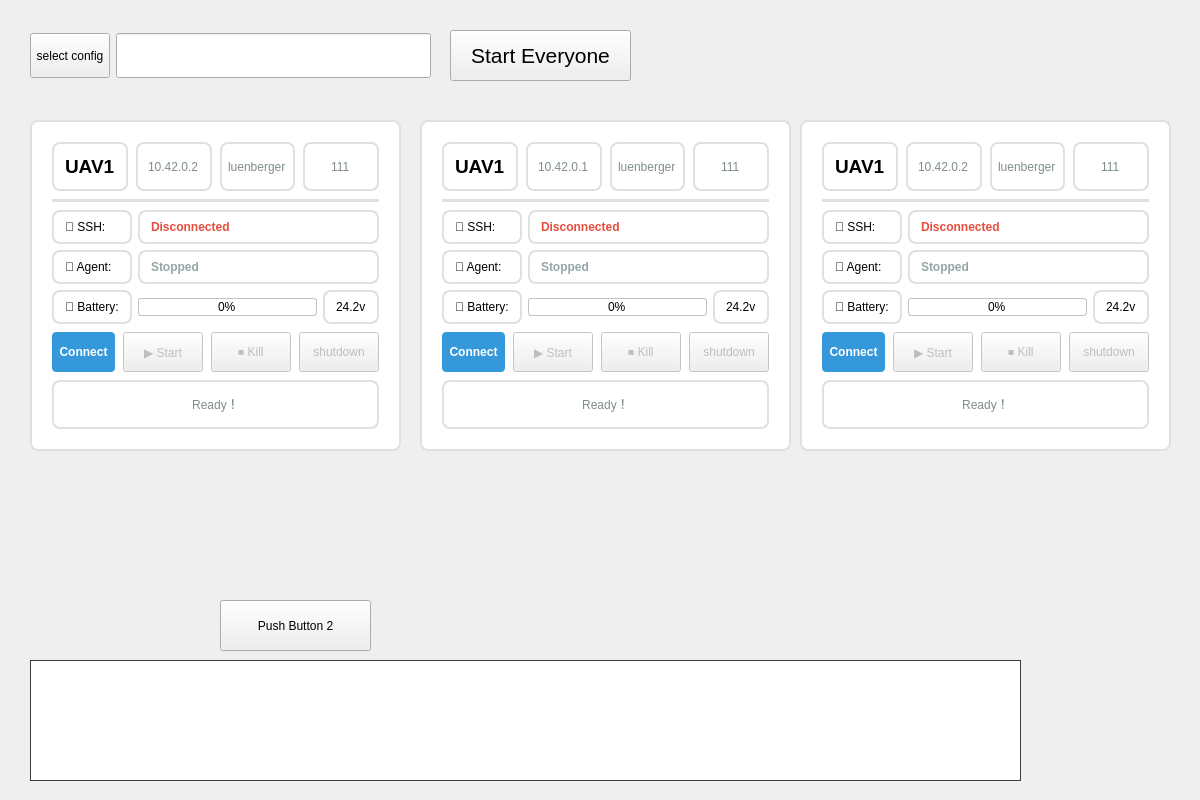
The window that resource/UavQgc.ui (sizygit/rqt_uav_qgc) describes before a commit, drawn with Qt 5.
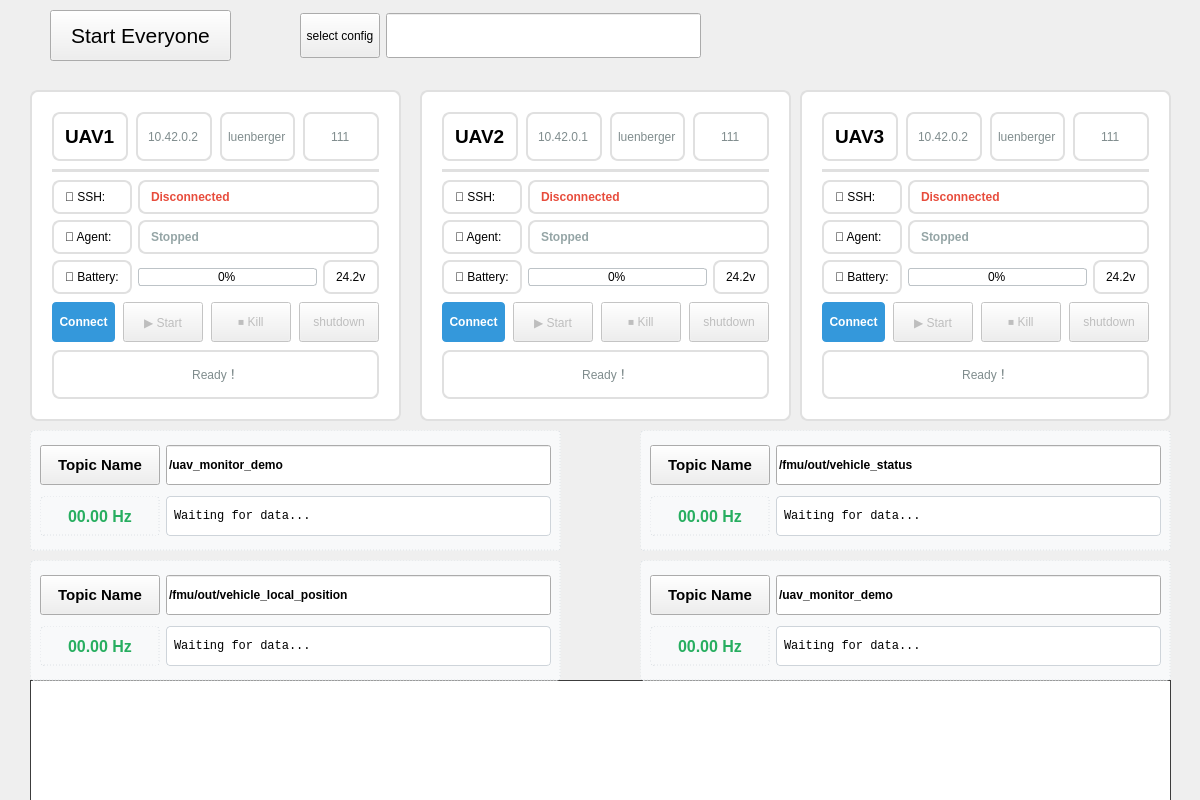
The same window after the commit.

Commit message: Add ros2 topic monitor

Patch:
```diff
--- a/resource/UavQgc.ui
+++ b/resource/UavQgc.ui
@@ -10,27 +10,20 @@
     <height>800</height>
    </rect>
   </property>
+  <property name="sizePolicy">
+   <sizepolicy hsizetype="Preferred" vsizetype="Preferred">
+    <horstretch>1</horstretch>
+    <verstretch>0</verstretch>
+   </sizepolicy>
+  </property>
   <property name="windowTitle">
    <string>rcirQGC</string>
   </property>
-  <widget class="QPushButton" name="pushButton2">
-   <property name="geometry">
-    <rect>
-     <x>220</x>
-     <y>600</y>
-     <width>151</width>
-     <height>51</height>
-    </rect>
-   </property>
-   <property name="text">
-    <string>Push Button 2</string>
-   </property>
-  </widget>
   <widget class="QPushButton" name="stratAllBtn">
    <property name="geometry">
     <rect>
-     <x>450</x>
-     <y>30</y>
+     <x>50</x>
+     <y>10</y>
      <width>181</width>
      <height>51</height>
     </rect>
@@ -47,8 +40,8 @@
   <widget class="QWidget" name="layoutWidget">
    <property name="geometry">
     <rect>
-     <x>30</x>
-     <y>20</y>
+     <x>300</x>
+     <y>0</y>
      <width>401</width>
      <height>71</height>
     </rect>
@@ -83,7 +76,7 @@
    <property name="geometry">
     <rect>
      <x>30</x>
-     <y>120</y>
+     <y>90</y>
      <width>371</width>
      <height>331</height>
     </rect>
@@ -167,7 +160,7 @@
         </property>
         <property name="font">
          <font>
-          <pointsize>2</pointsize>
+          <pointsize>-1</pointsize>
          </font>
         </property>
         <property name="styleSheet">
@@ -197,7 +190,7 @@
         </property>
         <property name="font">
          <font>
-          <pointsize>2</pointsize>
+          <pointsize>-1</pointsize>
          </font>
         </property>
         <property name="styleSheet">
@@ -227,7 +220,7 @@
         </property>
         <property name="font">
          <font>
-          <pointsize>2</pointsize>
+          <pointsize>-1</pointsize>
          </font>
         </property>
         <property name="styleSheet">
@@ -438,7 +431,7 @@
      <widget class="QLabel" name="statusTip">
       <property name="font">
        <font>
-        <pointsize>2</pointsize>
+        <pointsize>-1</pointsize>
        </font>
       </property>
       <property name="styleSheet">
@@ -461,8 +454,8 @@
    <property name="geometry">
     <rect>
      <x>30</x>
-     <y>660</y>
-     <width>991</width>
+     <y>680</y>
+     <width>1141</width>
      <height>121</height>
     </rect>
    </property>
@@ -478,7 +471,7 @@
    <property name="geometry">
     <rect>
      <x>420</x>
-     <y>120</y>
+     <y>90</y>
      <width>371</width>
      <height>331</height>
     </rect>
@@ -539,7 +532,7 @@
          <string notr="true">border: 2px solid #e0e0e0; border-radius: 8px;</string>
         </property>
         <property name="text">
-         <string>UAV1</string>
+         <string>UAV2</string>
         </property>
         <property name="alignment">
          <set>Qt::AlignCenter</set>
@@ -562,7 +555,7 @@
         </property>
         <property name="font">
          <font>
-          <pointsize>2</pointsize>
+          <pointsize>-1</pointsize>
          </font>
         </property>
         <property name="styleSheet">
@@ -592,7 +585,7 @@
         </property>
         <property name="font">
          <font>
-          <pointsize>2</pointsize>
+          <pointsize>-1</pointsize>
          </font>
         </property>
         <property name="styleSheet">
@@ -622,7 +615,7 @@
         </property>
         <property name="font">
          <font>
-          <pointsize>2</pointsize>
+          <pointsize>-1</pointsize>
          </font>
         </property>
         <property name="styleSheet">
@@ -833,7 +826,7 @@
      <widget class="QLabel" name="statusTip_2">
       <property name="font">
        <font>
-        <pointsize>2</pointsize>
+        <pointsize>-1</pointsize>
        </font>
       </property>
       <property name="styleSheet">
@@ -856,7 +849,7 @@
    <property name="geometry">
     <rect>
      <x>800</x>
-     <y>120</y>
+     <y>90</y>
      <width>371</width>
      <height>331</height>
     </rect>
@@ -917,7 +910,7 @@
          <string notr="true">border: 2px solid #e0e0e0; border-radius: 8px;</string>
         </property>
         <property name="text">
-         <string>UAV1</string>
+         <string>UAV3</string>
         </property>
         <property name="alignment">
          <set>Qt::AlignCenter</set>
@@ -940,7 +933,7 @@
         </property>
         <property name="font">
          <font>
-          <pointsize>2</pointsize>
+          <pointsize>-1</pointsize>
          </font>
         </property>
         <property name="styleSheet">
@@ -970,7 +963,7 @@
         </property>
         <property name="font">
          <font>
-          <pointsize>2</pointsize>
+          <pointsize>-1</pointsize>
          </font>
         </property>
         <property name="styleSheet">
@@ -1000,7 +993,7 @@
         </property>
         <property name="font">
          <font>
-          <pointsize>2</pointsize>
+          <pointsize>-1</pointsize>
          </font>
         </property>
         <property name="styleSheet">
@@ -1211,7 +1204,7 @@
      <widget class="QLabel" name="statusTip_3">
       <property name="font">
        <font>
-        <pointsize>2</pointsize>
+        <pointsize>-1</pointsize>
        </font>
       </property>
       <property name="styleSheet">
@@ -1230,6 +1223,690 @@
     </item>
    </layout>
   </widget>
+  <widget class="QFrame" name="monitorFrame">
+   <property name="geometry">
+    <rect>
+     <x>30</x>
+     <y>430</y>
+     <width>531</width>
+     <height>121</height>
+    </rect>
+   </property>
+   <property name="styleSheet">
+    <string notr="true">QFrame {
+    background-color: #f8f9fa;
+    border: 1px dashed #dee2e6;
+    border-radius: 4px;
+}</string>
+   </property>
+   <property name="frameShape">
+    <enum>QFrame::StyledPanel</enum>
+   </property>
+   <property name="frameShadow">
+    <enum>QFrame::Raised</enum>
+   </property>
+   <layout class="QVBoxLayout" name="verticalLayout_monitor">
+    <item>
+     <layout class="QHBoxLayout" name="horizontalLayout_monitorup">
+      <item>
+       <widget class="QPushButton" name="startMonitorBtn">
+        <property name="sizePolicy">
+         <sizepolicy hsizetype="Fixed" vsizetype="Fixed">
+          <horstretch>0</horstretch>
+          <verstretch>0</verstretch>
+         </sizepolicy>
+        </property>
+        <property name="minimumSize">
+         <size>
+          <width>120</width>
+          <height>40</height>
+         </size>
+        </property>
+        <property name="maximumSize">
+         <size>
+          <width>120</width>
+          <height>40</height>
+         </size>
+        </property>
+        <property name="font">
+         <font>
+          <pointsize>11</pointsize>
+          <weight>75</weight>
+          <bold>true</bold>
+         </font>
+        </property>
+        <property name="text">
+         <string>Topic Name</string>
+        </property>
+       </widget>
+      </item>
+      <item>
+       <widget class="QLineEdit" name="topicNameEdit">
+        <property name="sizePolicy">
+         <sizepolicy hsizetype="Expanding" vsizetype="Fixed">
+          <horstretch>1</horstretch>
+          <verstretch>0</verstretch>
+         </sizepolicy>
+        </property>
+        <property name="minimumSize">
+         <size>
+          <width>0</width>
+          <height>40</height>
+         </size>
+        </property>
+        <property name="maximumSize">
+         <size>
+          <width>16777215</width>
+          <height>40</height>
+         </size>
+        </property>
+        <property name="font">
+         <font>
+          <weight>75</weight>
+          <bold>true</bold>
+         </font>
+        </property>
+        <property name="text">
+         <string>/uav_monitor_demo</string>
+        </property>
+        <property name="alignment">
+         <set>Qt::AlignLeading|Qt::AlignLeft|Qt::AlignVCenter</set>
+        </property>
+       </widget>
+      </item>
+     </layout>
+    </item>
+    <item>
+     <layout class="QHBoxLayout" name="horizontalLayout_monitor2">
+      <item>
+       <widget class="QLabel" name="monHzLabel">
+        <property name="sizePolicy">
+         <sizepolicy hsizetype="Fixed" vsizetype="Fixed">
+          <horstretch>0</horstretch>
+          <verstretch>0</verstretch>
+         </sizepolicy>
+        </property>
+        <property name="minimumSize">
+         <size>
+          <width>120</width>
+          <height>40</height>
+         </size>
+        </property>
+        <property name="maximumSize">
+         <size>
+          <width>100</width>
+          <height>40</height>
+         </size>
+        </property>
+        <property name="font">
+         <font>
+          <pointsize>12</pointsize>
+          <weight>75</weight>
+          <bold>true</bold>
+         </font>
+        </property>
+        <property name="styleSheet">
+         <string notr="true">color: #27ae60;</string>
+        </property>
+        <property name="text">
+         <string>00.00 Hz</string>
+        </property>
+        <property name="alignment">
+         <set>Qt::AlignCenter</set>
+        </property>
+       </widget>
+      </item>
+      <item>
+       <widget class="QLabel" name="monDataLabel">
+        <property name="sizePolicy">
+         <sizepolicy hsizetype="Expanding" vsizetype="Fixed">
+          <horstretch>1</horstretch>
+          <verstretch>0</verstretch>
+         </sizepolicy>
+        </property>
+        <property name="minimumSize">
+         <size>
+          <width>0</width>
+          <height>40</height>
+         </size>
+        </property>
+        <property name="maximumSize">
+         <size>
+          <width>16777215</width>
+          <height>40</height>
+         </size>
+        </property>
+        <property name="styleSheet">
+         <string notr="true">background-color: #ffffff; border: 1px solid #ced4da; padding: 4px; font-family: monospace;</string>
+        </property>
+        <property name="text">
+         <string>Waiting for data...</string>
+        </property>
+        <property name="alignment">
+         <set>Qt::AlignLeading|Qt::AlignLeft|Qt::AlignVCenter</set>
+        </property>
+        <property name="wordWrap">
+         <bool>false</bool>
+        </property>
+       </widget>
+      </item>
+     </layout>
+    </item>
+   </layout>
+  </widget>
+  <widget class="QFrame" name="monitorFrame_2">
+   <property name="geometry">
+    <rect>
+     <x>640</x>
+     <y>430</y>
+     <width>531</width>
+     <height>121</height>
+    </rect>
+   </property>
+   <property name="styleSheet">
+    <string notr="true">QFrame {
+    background-color: #f8f9fa;
+    border: 1px dashed #dee2e6;
+    border-radius: 4px;
+}</string>
+   </property>
+   <property name="frameShape">
+    <enum>QFrame::StyledPanel</enum>
+   </property>
+   <property name="frameShadow">
+    <enum>QFrame::Raised</enum>
+   </property>
+   <layout class="QVBoxLayout" name="verticalLayout_monitor_2">
+    <item>
+     <layout class="QHBoxLayout" name="horizontalLayout_monitorup_2">
+      <item>
+       <widget class="QPushButton" name="startMonitorBtn_2">
+        <property name="sizePolicy">
+         <sizepolicy hsizetype="Fixed" vsizetype="Fixed">
+          <horstretch>0</horstretch>
+          <verstretch>0</verstretch>
+         </sizepolicy>
+        </property>
+        <property name="minimumSize">
+         <size>
+          <width>120</width>
+          <height>40</height>
+         </size>
+        </property>
+        <property name="maximumSize">
+         <size>
+          <width>120</width>
+          <height>40</height>
+         </size>
+        </property>
+        <property name="font">
+         <font>
+          <pointsize>11</pointsize>
+          <weight>75</weight>
+          <bold>true</bold>
+         </font>
+        </property>
+        <property name="text">
+         <string>Topic Name</string>
+        </property>
+       </widget>
+      </item>
+      <item>
+       <widget class="QLineEdit" name="topicNameEdit_2">
+        <property name="sizePolicy">
+         <sizepolicy hsizetype="Expanding" vsizetype="Fixed">
+          <horstretch>1</horstretch>
+          <verstretch>0</verstretch>
+         </sizepolicy>
+        </property>
+        <property name="minimumSize">
+         <size>
+          <width>0</width>
+          <height>40</height>
+         </size>
+        </property>
+        <property name="maximumSize">
+         <size>
+          <width>16777215</width>
+          <height>40</height>
+         </size>
+        </property>
+        <property name="font">
+         <font>
+          <weight>75</weight>
+          <bold>true</bold>
+         </font>
+        </property>
+        <property name="text">
+         <string>/fmu/out/vehicle_status</string>
+        </property>
+        <property name="alignment">
+         <set>Qt::AlignLeading|Qt::AlignLeft|Qt::AlignVCenter</set>
+        </property>
+       </widget>
+      </item>
+     </layout>
+    </item>
+    <item>
+     <layout class="QHBoxLayout" name="horizontalLayout_monitor2_2">
+      <item>
+       <widget class="QLabel" name="monHzLabel_2">
+        <property name="sizePolicy">
+         <sizepolicy hsizetype="Fixed" vsizetype="Fixed">
+          <horstretch>0</horstretch>
+          <verstretch>0</verstretch>
+         </sizepolicy>
+        </property>
+        <property name="minimumSize">
+         <size>
+          <width>120</width>
+          <height>40</height>
+         </size>
+        </property>
+        <property name="maximumSize">
+         <size>
+          <width>100</width>
+          <height>40</height>
+         </size>
+        </property>
+        <property name="font">
+         <font>
+          <pointsize>12</pointsize>
+          <weight>75</weight>
+          <bold>true</bold>
+         </font>
+        </property>
+        <property name="styleSheet">
+         <string notr="true">color: #27ae60;</string>
+        </property>
+        <property name="text">
+         <string>00.00 Hz</string>
+        </property>
+        <property name="alignment">
+         <set>Qt::AlignCenter</set>
+        </property>
+       </widget>
+      </item>
+      <item>
+       <widget class="QLabel" name="monDataLabel_2">
+        <property name="sizePolicy">
+         <sizepolicy hsizetype="Expanding" vsizetype="Fixed">
+          <horstretch>1</horstretch>
+          <verstretch>0</verstretch>
+         </sizepolicy>
+        </property>
+        <property name="minimumSize">
+         <size>
+          <width>0</width>
+          <height>40</height>
+         </size>
+        </property>
+        <property name="maximumSize">
+         <size>
+          <width>16777215</width>
+          <height>40</height>
+         </size>
+        </property>
+        <property name="styleSheet">
+         <string notr="true">background-color: #ffffff; border: 1px solid #ced4da; padding: 4px; font-family: monospace;</string>
+        </property>
+        <property name="text">
+         <string>Waiting for data...</string>
+        </property>
+        <property name="alignment">
+         <set>Qt::AlignLeading|Qt::AlignLeft|Qt::AlignVCenter</set>
+        </property>
+        <property name="wordWrap">
+         <bool>false</bool>
+        </property>
+       </widget>
+      </item>
+     </layout>
+    </item>
+   </layout>
+  </widget>
+  <widget class="QFrame" name="monitorFrame_3">
+   <property name="geometry">
+    <rect>
+     <x>30</x>
+     <y>560</y>
+     <width>531</width>
+     <height>121</height>
+    </rect>
+   </property>
+   <property name="styleSheet">
+    <string notr="true">QFrame {
+    background-color: #f8f9fa;
+    border: 1px dashed #dee2e6;
+    border-radius: 4px;
+}</string>
+   </property>
+   <property name="frameShape">
+    <enum>QFrame::StyledPanel</enum>
+   </property>
+   <property name="frameShadow">
+    <enum>QFrame::Raised</enum>
+   </property>
+   <layout class="QVBoxLayout" name="verticalLayout_monitor_3">
+    <item>
+     <layout class="QHBoxLayout" name="horizontalLayout_monitorup_3">
+      <item>
+       <widget class="QPushButton" name="startMonitorBtn_3">
+        <property name="sizePolicy">
+         <sizepolicy hsizetype="Fixed" vsizetype="Fixed">
+          <horstretch>0</horstretch>
+          <verstretch>0</verstretch>
+         </sizepolicy>
+        </property>
+        <property name="minimumSize">
+         <size>
+          <width>120</width>
+          <height>40</height>
+         </size>
+        </property>
+        <property name="maximumSize">
+         <size>
+          <width>120</width>
+          <height>40</height>
+         </size>
+        </property>
+        <property name="font">
+         <font>
+          <pointsize>11</pointsize>
+          <weight>75</weight>
+          <bold>true</bold>
+         </font>
+        </property>
+        <property name="text">
+         <string>Topic Name</string>
+        </property>
+       </widget>
+      </item>
+      <item>
+       <widget class="QLineEdit" name="topicNameEdit_3">
+        <property name="sizePolicy">
+         <sizepolicy hsizetype="Expanding" vsizetype="Fixed">
+          <horstretch>1</horstretch>
+          <verstretch>0</verstretch>
+         </sizepolicy>
+        </property>
+        <property name="minimumSize">
+         <size>
+          <width>0</width>
+          <height>40</height>
+         </size>
+        </property>
+        <property name="maximumSize">
+         <size>
+          <width>16777215</width>
+          <height>40</height>
+         </size>
+        </property>
+        <property name="font">
+         <font>
+          <weight>75</weight>
+          <bold>true</bold>
+         </font>
+        </property>
+        <property name="text">
+         <string>/fmu/out/vehicle_local_position</string>
+        </property>
+        <property name="alignment">
+         <set>Qt::AlignLeading|Qt::AlignLeft|Qt::AlignVCenter</set>
+        </property>
+       </widget>
+      </item>
+     </layout>
+    </item>
+    <item>
+     <layout class="QHBoxLayout" name="horizontalLayout_monitor2_3">
+      <item>
+       <widget class="QLabel" name="monHzLabel_3">
+        <property name="sizePolicy">
+         <sizepolicy hsizetype="Fixed" vsizetype="Fixed">
+          <horstretch>0</horstretch>
+          <verstretch>0</verstretch>
+         </sizepolicy>
+        </property>
+        <property name="minimumSize">
+         <size>
+          <width>120</width>
+          <height>40</height>
+         </size>
+        </property>
+        <property name="maximumSize">
+         <size>
+          <width>100</width>
+          <height>40</height>
+         </size>
+        </property>
+        <property name="font">
+         <font>
+          <pointsize>12</pointsize>
+          <weight>75</weight>
+          <bold>true</bold>
+         </font>
+        </property>
+        <property name="styleSheet">
+         <string notr="true">color: #27ae60;</string>
+        </property>
+        <property name="text">
+         <string>00.00 Hz</string>
+        </property>
+        <property name="alignment">
+         <set>Qt::AlignCenter</set>
+        </property>
+       </widget>
+      </item>
+      <item>
+       <widget class="QLabel" name="monDataLabel_3">
+        <property name="sizePolicy">
+         <sizepolicy hsizetype="Expanding" vsizetype="Fixed">
+          <horstretch>1</horstretch>
+          <verstretch>0</verstretch>
+         </sizepolicy>
+        </property>
+        <property name="minimumSize">
+         <size>
+          <width>0</width>
+          <height>40</height>
+         </size>
+        </property>
+        <property name="maximumSize">
+         <size>
+          <width>16777215</width>
+          <height>40</height>
+         </size>
+        </property>
+        <property name="styleSheet">
+         <string notr="true">background-color: #ffffff; border: 1px solid #ced4da; padding: 4px; font-family: monospace;</string>
+        </property>
+        <property name="text">
+         <string>Waiting for data...</string>
+        </property>
+        <property name="alignment">
+         <set>Qt::AlignLeading|Qt::AlignLeft|Qt::AlignVCenter</set>
+        </property>
+        <property name="wordWrap">
+         <bool>false</bool>
+        </property>
+       </widget>
+      </item>
+     </layout>
+    </item>
+   </layout>
+  </widget>
+  <widget class="QFrame" name="monitorFrame_4">
+   <property name="geometry">
+    <rect>
+     <x>640</x>
+     <y>560</y>
+     <width>531</width>
+     <height>121</height>
+    </rect>
+   </property>
+   <property name="styleSheet">
+    <string notr="true">QFrame {
+    background-color: #f8f9fa;
+    border: 1px dashed #dee2e6;
+    border-radius: 4px;
+}</string>
+   </property>
+   <property name="frameShape">
+    <enum>QFrame::StyledPanel</enum>
+   </property>
+   <property name="frameShadow">
+    <enum>QFrame::Raised</enum>
+   </property>
+   <layout class="QVBoxLayout" name="verticalLayout_monitor_4">
+    <item>
+     <layout class="QHBoxLayout" name="horizontalLayout_monitorup_4">
+      <item>
+       <widget class="QPushButton" name="startMonitorBtn_4">
+        <property name="sizePolicy">
+         <sizepolicy hsizetype="Fixed" vsizetype="Fixed">
+          <horstretch>0</horstretch>
+          <verstretch>0</verstretch>
+         </sizepolicy>
+        </property>
+        <property name="minimumSize">
+         <size>
+          <width>120</width>
+          <height>40</height>
+         </size>
+        </property>
+        <property name="maximumSize">
+         <size>
+          <width>120</width>
+          <height>40</height>
+         </size>
+        </property>
+        <property name="font">
+         <font>
+          <pointsize>11</pointsize>
+          <weight>75</weight>
+          <bold>true</bold>
+         </font>
+        </property>
+        <property name="text">
+         <string>Topic Name</string>
+        </property>
+       </widget>
+      </item>
+      <item>
+       <widget class="QLineEdit" name="topicNameEdit_4">
+        <property name="sizePolicy">
+         <sizepolicy hsizetype="Expanding" vsizetype="Fixed">
+          <horstretch>1</horstretch>
+          <verstretch>0</verstretch>
+         </sizepolicy>
+        </property>
+        <property name="minimumSize">
+         <size>
+          <width>0</width>
+          <height>40</height>
+         </size>
+        </property>
+        <property name="maximumSize">
+         <size>
+          <width>16777215</width>
+          <height>40</height>
+         </size>
+        </property>
+        <property name="font">
+         <font>
+          <weight>75</weight>
+          <bold>true</bold>
+         </font>
+        </property>
+        <property name="text">
+         <string>/uav_monitor_demo</string>
+        </property>
+        <property name="alignment">
+         <set>Qt::AlignLeading|Qt::AlignLeft|Qt::AlignVCenter</set>
+        </property>
+       </widget>
+      </item>
+     </layout>
+    </item>
+    <item>
+     <layout class="QHBoxLayout" name="horizontalLayout_monitor2_4">
+      <item>
+       <widget class="QLabel" name="monHzLabel_4">
+        <property name="sizePolicy">
+         <sizepolicy hsizetype="Fixed" vsizetype="Fixed">
+          <horstretch>0</horstretch>
+          <verstretch>0</verstretch>
+         </sizepolicy>
+        </property>
+        <property name="minimumSize">
+         <size>
+          <width>120</width>
+          <height>40</height>
+         </size>
+        </property>
+        <property name="maximumSize">
+         <size>
+          <width>100</width>
+          <height>40</height>
+         </size>
+        </property>
+        <property name="font">
+         <font>
+          <pointsize>12</pointsize>
+          <weight>75</weight>
+          <bold>true</bold>
+         </font>
+        </property>
+        <property name="styleSheet">
+         <string notr="true">color: #27ae60;</string>
+        </property>
+        <property name="text">
+         <string>00.00 Hz</string>
+        </property>
+        <property name="alignment">
+         <set>Qt::AlignCenter</set>
+        </property>
+       </widget>
+      </item>
+      <item>
+       <widget class="QLabel" name="monDataLabel_4">
+        <property name="sizePolicy">
+         <sizepolicy hsizetype="Expanding" vsizetype="Fixed">
+          <horstretch>1</horstretch>
+          <verstretch>0</verstretch>
+         </sizepolicy>
+        </property>
+        <property name="minimumSize">
+         <size>
+          <width>0</width>
+          <height>40</height>
+         </size>
+        </property>
+        <property name="maximumSize">
+         <size>
+          <width>16777215</width>
+          <height>40</height>
+         </size>
+        </property>
+        <property name="styleSheet">
+         <string notr="true">background-color: #ffffff; border: 1px solid #ced4da; padding: 4px; font-family: monospace;</string>
+        </property>
+        <property name="text">
+         <string>Waiting for data...</string>
+        </property>
+        <property name="alignment">
+         <set>Qt::AlignLeading|Qt::AlignLeft|Qt::AlignVCenter</set>
+        </property>
+        <property name="wordWrap">
+         <bool>false</bool>
+        </property>
+       </widget>
+      </item>
+     </layout>
+    </item>
+   </layout>
+  </widget>
  </widget>
  <resources/>
  <connections/>
```
The commit also changes 3 other files.
